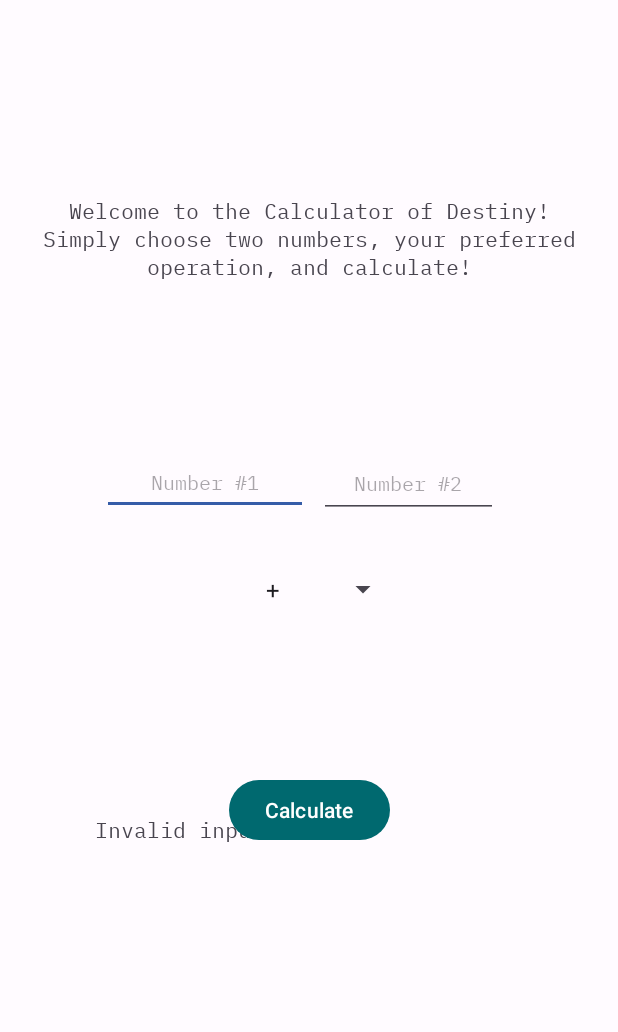
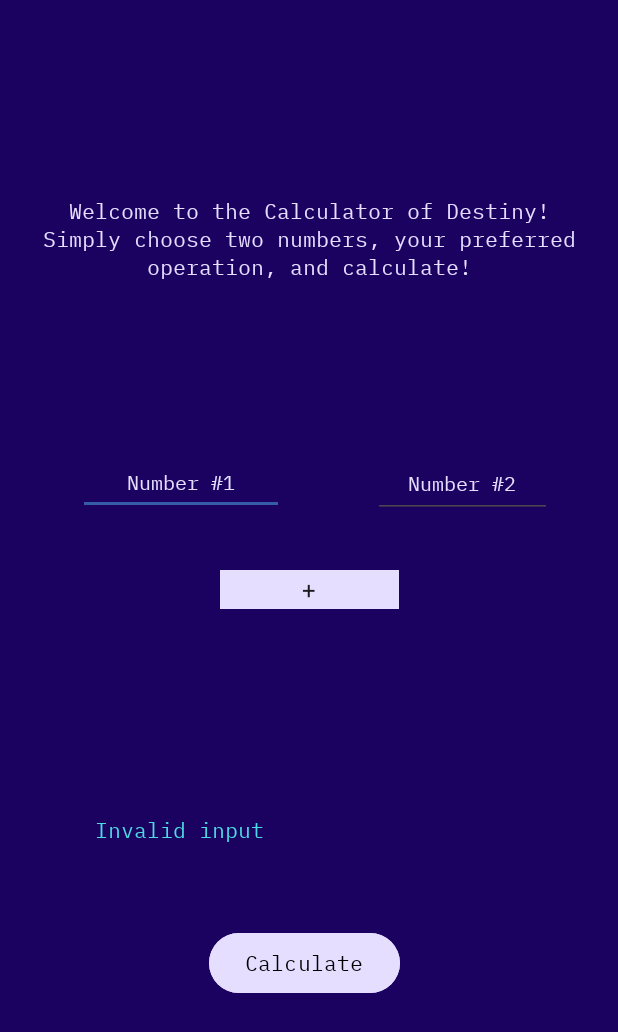
Before and after one commit to Ilyas1434/CalculatorAppIlyas, an Android app: the screen it shows after launch (MainActivity), after a tap on "Calculate", on a phone screen of 412 x 824 dp. Shown: the top 1032 px of the screen. Run offline under Robolectric (Android 15) with nearby library versions, the phone set to English and light mode, and no system bars; Roboto replaces fonts that are not available here.

Commit message:
finished
I just need to add comments, added my sound enhancement.

```diff
--- a/app/src/main/java/com/example/calculatorproject/MainActivity.java
+++ b/app/src/main/java/com/example/calculatorproject/MainActivity.java
@@ -1,4 +1,6 @@
 package com.example.calculatorproject;
+
+import static com.example.calculatorproject.R.raw.impact6291;
 
 import androidx.appcompat.app.AppCompatActivity;
 import android.os.Bundle;
@@ -9,6 +11,8 @@ import android.widget.Button;
 import android.widget.EditText;
 import android.widget.Spinner;
 import android.widget.TextView;
+import android.media.MediaPlayer;
+
 
 public class MainActivity extends AppCompatActivity {
     private String selection;
@@ -63,6 +67,8 @@ public class MainActivity extends AppCompatActivity {
                     // When input isn't valid
                     resultView.setText("Invalid input");
                 }
+                MediaPlayer mp =MediaPlayer.create(MainActivity.this,R.raw.impact6291);
+                mp.start();
             }
         });
     }
--- a/app/src/main/res/layout/activity_main.xml
+++ b/app/src/main/res/layout/activity_main.xml
@@ -4,7 +4,7 @@
     xmlns:tools="http://schemas.android.com/tools"
     android:layout_width="match_parent"
     android:layout_height="match_parent"
-    android:background="@color/md_theme_light_background"
+    android:background="@color/md_theme_dark_background"
     tools:context=".MainActivity">
 
     <TextView
@@ -15,6 +15,8 @@
         android:fontFamily="@font/ibm_plex_mono"
         android:text="@string/introMsg"
         android:textAlignment="center"
+        android:textColor="@color/md_theme_dark_onSurface"
+        android:textColorLink="@color/md_theme_dark_inversePrimary"
         android:textSize="14sp"
         app:layout_constraintEnd_toEndOf="parent"
         app:layout_constraintStart_toStartOf="parent"
@@ -27,6 +29,9 @@
         android:layout_marginBottom="260dp"
         android:fontFamily="@font/ibm_plex_mono"
         android:hint="@string/calcResults"
+        android:textColor="@color/md_theme_dark_primary"
+        android:textColorHint="@color/md_theme_dark_onBackground"
+        app:barrierMargin="@dimen/resultMargins"
         app:layout_constraintBottom_toBottomOf="parent"
         app:layout_constraintEnd_toEndOf="parent"
         app:layout_constraintStart_toStartOf="parent" />
@@ -35,13 +40,16 @@
         android:id="@+id/firstNumber"
         android:layout_width="137dp"
         android:layout_height="43dp"
-        android:layout_marginStart="68dp"
+        android:layout_marginStart="52dp"
         android:layout_marginTop="300dp"
         android:ems="10"
         android:fontFamily="@font/ibm_plex_mono"
         android:hint="Number #1"
         android:inputType="text"
+        android:shadowColor="@color/md_theme_dark_onBackground"
         android:textAlignment="center"
+        android:textColor="@color/md_theme_dark_onErrorContainer"
+        android:textColorHint="@color/md_theme_dark_onBackground"
         android:textSize="@dimen/inputFontSize"
         app:layout_constraintStart_toStartOf="parent"
         app:layout_constraintTop_toTopOf="parent" />
@@ -51,12 +59,14 @@
         android:layout_width="119dp"
         android:layout_height="45dp"
         android:layout_marginTop="300dp"
-        android:layout_marginEnd="80dp"
+        android:layout_marginEnd="44dp"
         android:ems="10"
         android:fontFamily="@font/ibm_plex_mono"
         android:hint="Number #2"
         android:inputType="text"
         android:textAlignment="center"
+        android:textColor="@color/md_theme_dark_onErrorContainer"
+        android:textColorHint="@color/md_theme_dark_onBackground"
         android:textSize="@dimen/inputFontSize"
         app:layout_constraintEnd_toEndOf="parent"
         app:layout_constraintTop_toTopOf="parent" />
@@ -65,17 +75,30 @@
         android:id="@+id/calculateButton"
         android:layout_width="wrap_content"
         android:layout_height="wrap_content"
-        android:layout_marginTop="516dp"
+        android:backgroundTint="@color/md_theme_dark_onBackground"
+        android:fontFamily="@font/ibm_plex_mono"
+        android:shadowColor="@color/md_theme_dark_onBackground"
         android:text="Calculate"
+        android:textColor="@android:color/black"
+        android:textColorHighlight="@color/md_theme_dark_onBackground"
+        android:textColorHint="@color/md_theme_dark_onBackground"
+        app:barrierMargin="@dimen/buttonMargins"
+        app:layout_constraintBottom_toBottomOf="parent"
         app:layout_constraintEnd_toEndOf="parent"
+        app:layout_constraintHorizontal_bias="0.489"
         app:layout_constraintStart_toStartOf="parent"
-        app:layout_constraintTop_toTopOf="parent" />
+        app:layout_constraintTop_toTopOf="parent"
+        app:layout_constraintVertical_bias="0.796"
+        app:rippleColor="@color/md_theme_dark_onBackground"
+        app:strokeColor="@color/md_theme_dark_onBackground" />
 
     <Spinner
         android:id="@+id/dropDown"
         android:layout_width="119dp"
         android:layout_height="26dp"
         android:layout_marginTop="380dp"
+        android:background="@color/md_theme_dark_inverseSurface"
+        android:dropDownWidth="wrap_content"
         android:textAlignment="center"
         app:layout_constraintEnd_toEndOf="parent"
         app:layout_constraintStart_toStartOf="parent"
--- a/app/src/main/res/values/dimens.xml
+++ b/app/src/main/res/values/dimens.xml
@@ -2,4 +2,6 @@
 <resources>
     <dimen name="inputFontSize">13sp</dimen>
     <dimen name="buttonMargins">30dp</dimen>
+    <dimen name="inputMargins">30dp</dimen>
+    <dimen name="resultMargins">30dp</dimen>
 </resources>
```
Also changed, not shown: 1 other file.
